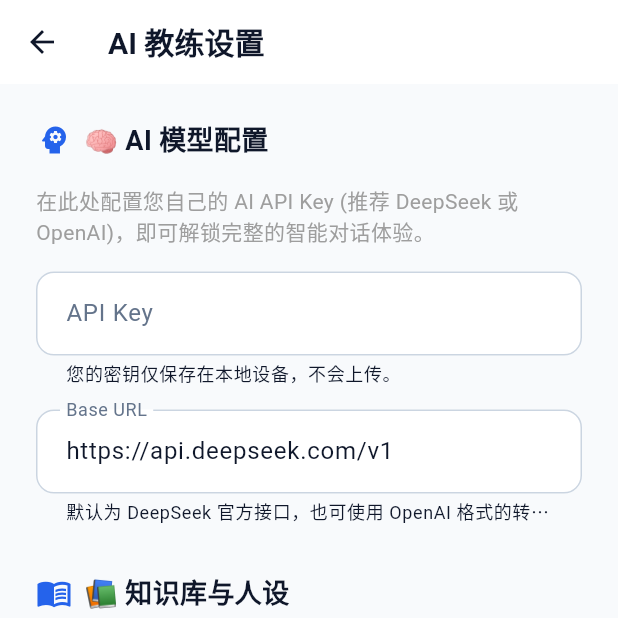
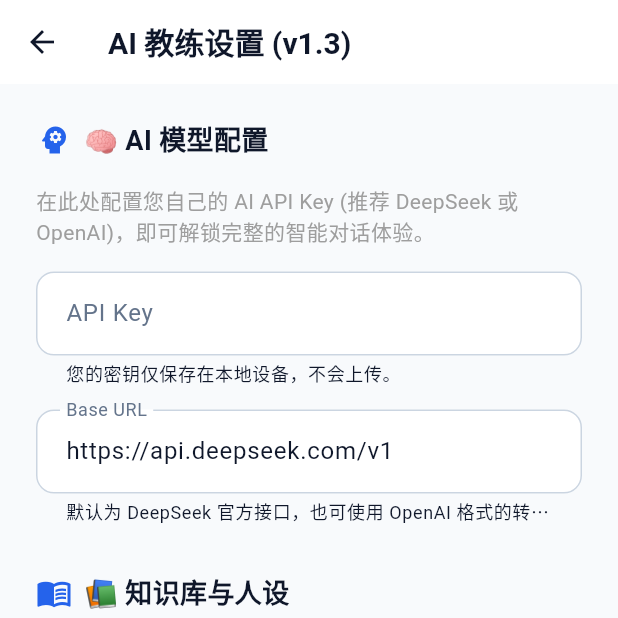
Before and after one commit to xxu14077-sketch/ai_fitness_coach, a Flutter app: the SettingsPage screen opened directly, on a phone screen of 412 x 824 dp, the top half of it. Run offline on Flutter 3.47's test engine with Material 3 defaults, Android fonts, the light colour scheme and no system bars; our stand-ins replace file_picker, fl_chart, flutter_markdown, flutter_tts, shared_preferences, speech_to_text and 1 more; missing offline and left inert: markdown, universal_html; accounts and stored records are empty.

Commit message:
Force update Settings Page UI for RAG Lite

```diff
--- a/lib/ui/settings_page.dart
+++ b/lib/ui/settings_page.dart
@@ -62,7 +62,7 @@ class _SettingsPageState extends State<SettingsPage> {
   @override
   Widget build(BuildContext context) {
     return Scaffold(
-      appBar: AppBar(title: const Text('AI 教练设置')),
+      appBar: AppBar(title: const Text('AI 教练设置 (v1.3)')),
       body: _isLoading
           ? const Center(child: CircularProgressIndicator())
           : SingleChildScrollView(
```
Also changed, not shown: public/assets/fonts/MaterialIcons-Regular.otf, 6 other files.
